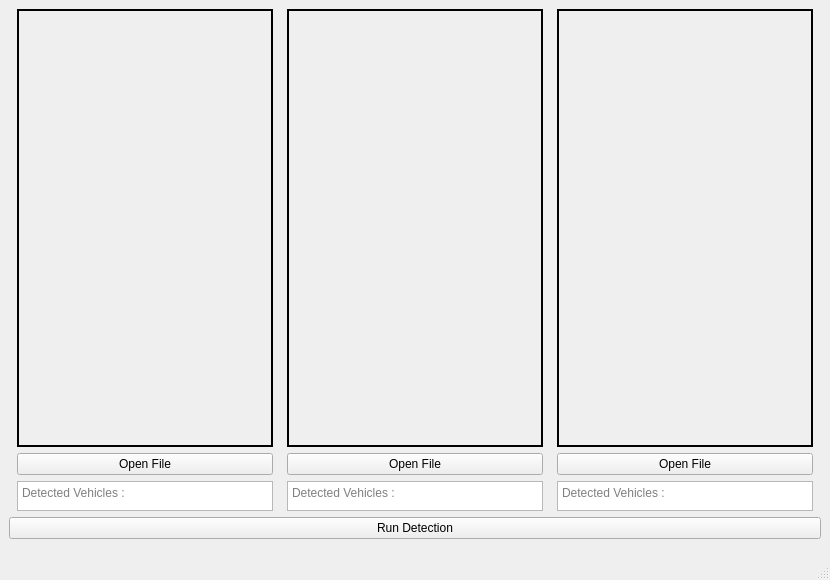
Before: the Qt Designer form Traffic.ui in adam-breda/COMVIS-TUGAS-AKHIR, drawn with Qt 5.
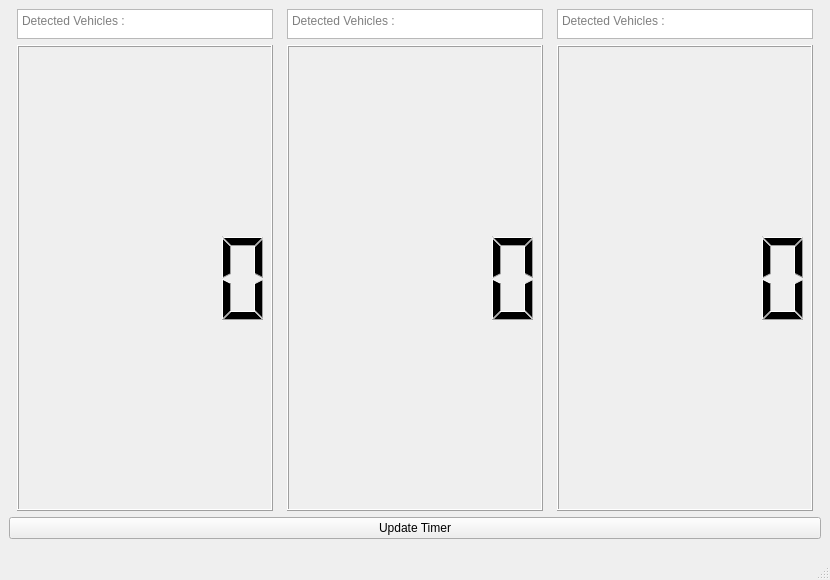
After: the same form once the commit is applied.

What changed in the file:
```diff
--- a/Traffic.ui
+++ b/Traffic.ui
@@ -17,92 +17,8 @@
    <layout class="QGridLayout" name="gridLayout_2">
     <item row="0" column="0" colspan="2">
      <layout class="QGridLayout" name="gridLayout">
-      <item row="1" column="2">
-       <widget class="QPushButton" name="select_video_three">
-        <property name="text">
-         <string>Open File</string>
-        </property>
-       </widget>
-      </item>
-      <item row="1" column="1">
-       <widget class="QPushButton" name="select_video_two">
-        <property name="text">
-         <string>Open File</string>
-        </property>
-       </widget>
-      </item>
-      <item row="1" column="0">
-       <widget class="QPushButton" name="select_video_one">
-        <property name="text">
-         <string>Open File</string>
-        </property>
-       </widget>
-      </item>
-      <item row="0" column="0">
-       <widget class="QLabel" name="video_one">
-        <property name="autoFillBackground">
-         <bool>true</bool>
-        </property>
-        <property name="frameShape">
-         <enum>QFrame::Box</enum>
-        </property>
-        <property name="lineWidth">
-         <number>2</number>
-        </property>
-        <property name="text">
-         <string/>
-        </property>
-        <property name="scaledContents">
-         <bool>true</bool>
-        </property>
-       </widget>
-      </item>
-      <item row="0" column="1">
-       <widget class="QLabel" name="video_two">
-        <property name="autoFillBackground">
-         <bool>true</bool>
-        </property>
-        <property name="frameShape">
-         <enum>QFrame::Box</enum>
-        </property>
-        <property name="lineWidth">
-         <number>2</number>
-        </property>
-        <property name="text">
-         <string/>
-        </property>
-        <property name="scaledContents">
-         <bool>true</bool>
-        </property>
-       </widget>
-      </item>
       <item row="0" column="2">
-       <widget class="QLabel" name="video_three">
-        <property name="autoFillBackground">
-         <bool>true</bool>
-        </property>
-        <property name="frameShape">
-         <enum>QFrame::Box</enum>
-        </property>
-        <property name="frameShadow">
-         <enum>QFrame::Plain</enum>
-        </property>
-        <property name="lineWidth">
-         <number>2</number>
-        </property>
-        <property name="midLineWidth">
-         <number>0</number>
-        </property>
-        <property name="text">
-         <string/>
-        </property>
-        <property name="scaledContents">
-         <bool>true</bool>
-        </property>
-       </widget>
-      </item>
-      <item row="2" column="1">
-       <widget class="QPlainTextEdit" name="plainTextEdit">
+       <widget class="QPlainTextEdit" name="input_vehicle2">
         <property name="sizePolicy">
          <sizepolicy hsizetype="Maximum" vsizetype="Maximum">
           <horstretch>0</horstretch>
@@ -116,15 +32,18 @@
          </size>
         </property>
         <property name="readOnly">
-         <bool>true</bool>
+         <bool>false</bool>
+        </property>
+        <property name="textInteractionFlags">
+         <set>Qt::TextEditable|Qt::TextSelectableByMouse</set>
         </property>
         <property name="placeholderText">
          <string notr="true">Detected Vehicles :</string>
         </property>
        </widget>
       </item>
-      <item row="2" column="2">
-       <widget class="QPlainTextEdit" name="plainTextEdit_2">
+      <item row="0" column="3">
+       <widget class="QPlainTextEdit" name="input_vehicle3">
         <property name="sizePolicy">
          <sizepolicy hsizetype="Maximum" vsizetype="Maximum">
           <horstretch>0</horstretch>
@@ -138,15 +57,18 @@
          </size>
         </property>
         <property name="readOnly">
-         <bool>true</bool>
+         <bool>false</bool>
+        </property>
+        <property name="textInteractionFlags">
+         <set>Qt::TextEditable|Qt::TextSelectableByMouse</set>
         </property>
         <property name="placeholderText">
          <string>Detected Vehicles :</string>
         </property>
        </widget>
       </item>
-      <item row="2" column="0">
-       <widget class="QPlainTextEdit" name="plainTextEdit_3">
+      <item row="0" column="1">
+       <widget class="QPlainTextEdit" name="input_vehicle1">
         <property name="sizePolicy">
          <sizepolicy hsizetype="Maximum" vsizetype="Maximum">
           <horstretch>0</horstretch>
@@ -160,7 +82,10 @@
          </size>
         </property>
         <property name="readOnly">
-         <bool>true</bool>
+         <bool>false</bool>
+        </property>
+        <property name="textInteractionFlags">
+         <set>Qt::TextEditable|Qt::TextSelectableByMouse</set>
         </property>
         <property name="backgroundVisible">
          <bool>false</bool>
@@ -170,6 +95,15 @@
         </property>
        </widget>
       </item>
+      <item row="1" column="1">
+       <widget class="QLCDNumber" name="road1"/>
+      </item>
+      <item row="1" column="2">
+       <widget class="QLCDNumber" name="road2"/>
+      </item>
+      <item row="1" column="3">
+       <widget class="QLCDNumber" name="road3"/>
+      </item>
      </layout>
     </item>
     <item row="1" column="0" colspan="2">
@@ -181,7 +115,7 @@
        </sizepolicy>
       </property>
       <property name="text">
-       <string>Run Detection</string>
+       <string>Update Timer</string>
       </property>
      </widget>
     </item>
```
Left out of the diff: 2 changed lines with no effect on the pictures.
